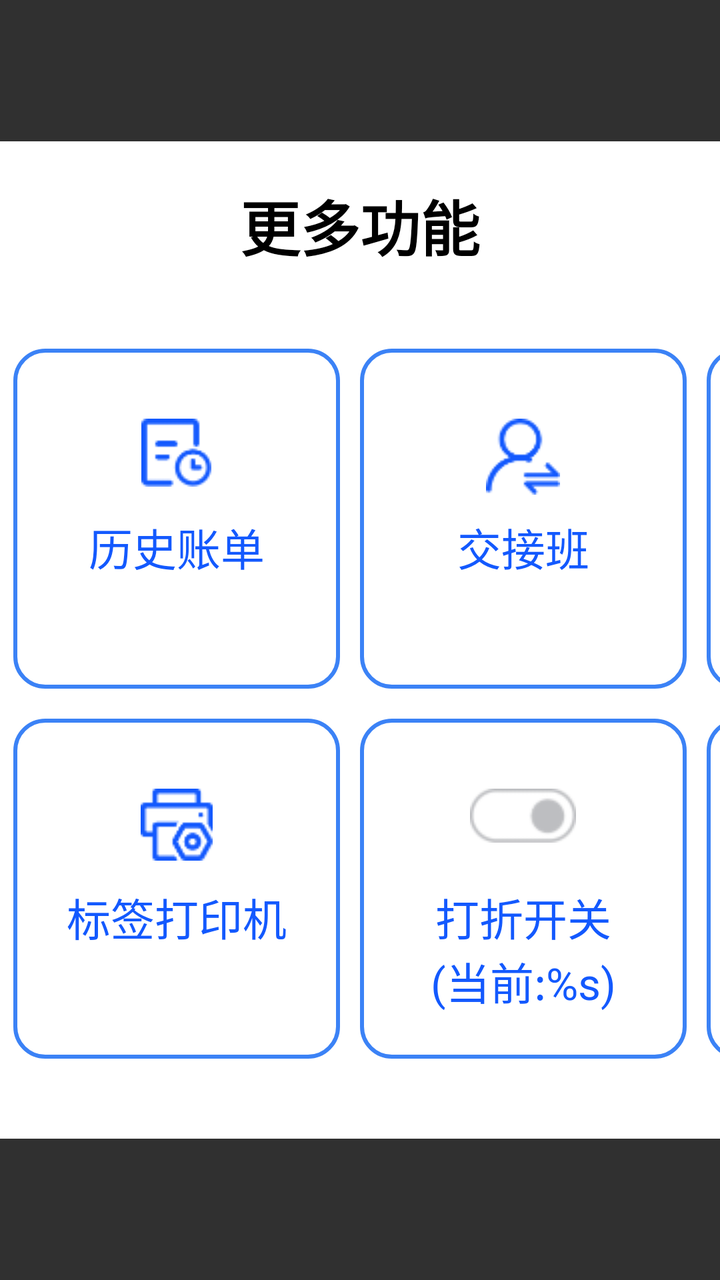
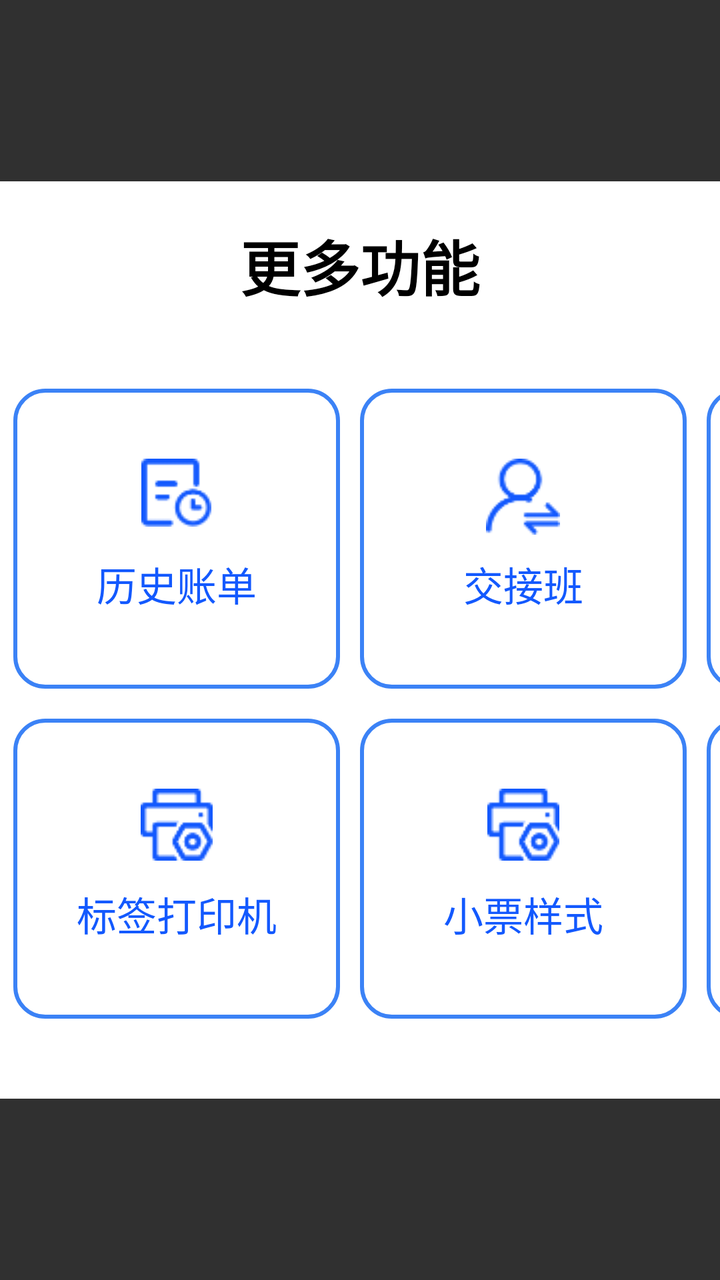

Before-and-after screenshots of an Android layout around one commit, followed by the original layout XML and the change that was made.
<!-- AndroidManifest.xml: application theme Base.Theme.UHMCS -->
<!-- res/layout/popupwindow_more_function.xml -->
<?xml version="1.0" encoding="utf-8"?>
<LinearLayout xmlns:android="http://schemas.android.com/apk/res/android"
    xmlns:app="http://schemas.android.com/apk/res-auto"
    android:orientation="vertical"
    android:layout_width="match_parent"
    android:layout_height="match_parent"
    android:gravity="center"
    android:id="@+id/all_view">

    <LinearLayout
        android:clickable="true"
        android:focusable="true"
        android:padding="20dp"
        android:layout_width="1080dp"
        android:layout_height="wrap_content"
        android:orientation="vertical"
        android:background="@drawable/white_bg">

        <RelativeLayout
            android:layout_marginBottom="20dp"
            android:layout_width="match_parent"
            android:layout_height="wrap_content">

            <TextView
                android:id="@+id/hint_tv"
                android:layout_width="wrap_content"
                android:layout_height="wrap_content"
                android:textColor="@color/black"
                android:textSize="30dp"
                android:text="@string/more_features"
                android:textStyle="bold"
                android:layout_centerInParent="true" />

            <ImageView
                android:id="@+id/guanbi_btn"
                android:layout_centerVertical="true"
                android:layout_width="40dp"
                android:layout_height="40dp"
                android:src="@drawable/guanbi"
                android:layout_alignParentRight="true" />
        </RelativeLayout>

        <LinearLayout
            android:layout_marginTop="20dp"
            android:layout_marginBottom="5dp"
            android:layout_width="match_parent"
            android:layout_height="wrap_content"
            android:orientation="horizontal"
            android:gravity="center_vertical">

            <LinearLayout
                android:layout_marginRight="10dp"
                android:id="@+id/tongbushuju_btn"
                android:background="@drawable/num_btn_bg1"
                android:layout_width="0dp"
                android:layout_weight="1"
                android:layout_height="170dp"
                android:orientation="vertical"
                android:gravity="center_horizontal"
                android:paddingTop="35dp">
                <TextView
                    android:drawableTop="@drawable/shuaxin_iv_blue"
                    android:drawablePadding="10dp"
                    android:layout_width="wrap_content"
                    android:layout_height="wrap_content"
                    android:textColor="#FF1359FE"
                    android:textSize="22dp"
                    android:text="@string/sync_data"
                    android:gravity="center" />
            </LinearLayout>

            <LinearLayout
                android:layout_marginRight="10dp"
                android:id="@+id/bianqiandaying_btn"
                android:background="@drawable/num_btn_bg1"
                android:layout_width="0dp"
                android:layout_weight="1"
                android:layout_height="170dp"
                android:orientation="vertical"
                android:gravity="center_horizontal"
                android:paddingTop="35dp">
                <TextView
                    android:drawableTop="@drawable/biaoqiandayin_iv"
                    android:drawablePadding="@dimen/dp_10"
                    android:layout_width="wrap_content"
                    android:layout_height="wrap_content"
                    android:textColor="#FF1359FE"
                    android:textSize="22dp"
                    android:text="@string/label_printing"
                    android:gravity="center" />
            </LinearLayout>

            <LinearLayout
                android:visibility="gone"
                android:layout_marginRight="10dp"
                android:id="@+id/shangpinruku_btn"
                android:background="@drawable/num_btn_bg1"
                android:layout_width="0dp"
                android:layout_weight="1"
                android:layout_height="170dp"
                android:orientation="vertical"
                android:gravity="center">
                <TextView
                    android:drawableTop="@drawable/shuaxin_iv_blue"
                    android:drawablePadding="@dimen/dp_10"
                    android:layout_width="wrap_content"
                    android:layout_height="wrap_content"
                    android:textColor="#FF1359FE"
                    android:textSize="22dp"
                    android:text="@string/stock_in"
                    android:gravity="center" />
            </LinearLayout>

            <LinearLayout
                android:layout_marginRight="10dp"
                android:id="@+id/lishizhangdan_btn"
                android:background="@drawable/num_btn_bg1"
                android:layout_width="0dp"
                android:layout_weight="1"
                android:layout_height="170dp"
                android:orientation="vertical"
                android:gravity="center_horizontal"
                android:paddingTop="35dp">
                <TextView
                    android:drawableTop="@drawable/lishizhangdan_iv"
                    android:drawablePadding="14dp"
                    android:layout_width="wrap_content"
                    android:layout_height="wrap_content"
                    android:textColor="#FF1359FE"
                    android:textSize="22dp"
                    android:text="@string/order_history"
                    android:gravity="center" />
            </LinearLayout>

            <LinearLayout
                android:layout_marginRight="10dp"
                android:id="@+id/jiaojieban_btn"
                android:background="@drawable/num_btn_bg1"
                android:layout_width="0dp"
                android:layout_weight="1"
                android:layout_height="170dp"
                android:orientation="vertical"
                android:gravity="center_horizontal"
                android:paddingTop="35dp">
                <TextView
                    android:drawableTop="@drawable/jiaojiebao_iv"
                    android:drawablePadding="10dp"
                    android:layout_width="wrap_content"
                    android:layout_height="wrap_content"
                    android:textColor="#FF1359FE"
                    android:textSize="22dp"
                    android:text="交接班"
                    android:gravity="center" />
            </LinearLayout>

            <LinearLayout
                android:layout_marginRight="10dp"
                android:id="@+id/huobishezhi_btn"
                android:background="@drawable/num_btn_bg1"
                android:layout_width="0dp"
                android:layout_weight="1"
                android:layout_height="170dp"
                android:orientation="vertical"
                android:gravity="center_horizontal"
                android:paddingTop="35dp">
                <TextView
                    android:drawableTop="@drawable/yuyan_iv"
                    android:drawablePadding="12dp"
                    android:layout_width="wrap_content"
                    android:layout_height="wrap_content"
                    android:textColor="#FF1359FE"
                    android:textSize="22dp"
                    android:text="货币设置"
                    android:gravity="center" />
            </LinearLayout>

            <LinearLayout
                android:layout_marginRight="10dp"
                android:id="@+id/yuyangshezhi_btn"
                android:background="@drawable/num_btn_bg1"
                android:layout_width="0dp"
                android:layout_weight="1"
                android:layout_height="170dp"
                android:orientation="vertical"
                android:gravity="center_horizontal"
                android:paddingTop="35dp">
                <TextView
                    android:drawableTop="@drawable/yuyan_iv"
                    android:drawablePadding="12dp"
                    android:layout_width="wrap_content"
                    android:layout_height="wrap_content"
                    android:textColor="#FF1359FE"
                    android:textSize="22dp"
                    android:text="@string/language_settings"
                    android:gravity="center" />
            </LinearLayout>

        </LinearLayout>

        <LinearLayout
            android:visibility="visible"
            android:layout_marginTop="10dp"
            android:layout_marginBottom="20dp"
            android:layout_width="match_parent"
            android:layout_height="wrap_content"
            android:orientation="horizontal"
            android:gravity="center_vertical">

            <LinearLayout
                android:layout_marginRight="10dp"
                android:id="@+id/pos_setting_btn"
                android:background="@drawable/num_btn_bg1"
                android:layout_width="0dp"
                android:layout_weight="1"
                android:layout_height="170dp"
                android:orientation="vertical"
                android:gravity="center_horizontal"
                android:paddingTop="35dp">
                <TextView
                    android:drawableTop="@drawable/gengduo"
                    android:drawablePadding="12dp"
                    android:layout_width="wrap_content"
                    android:layout_height="wrap_content"
                    android:textColor="#FF1359FE"
                    android:textSize="22dp"
                    android:text="POS 设置"
                    android:gravity="center" />
            </LinearLayout>

            <LinearLayout
                android:layout_marginRight="10dp"
                android:id="@+id/zhangdandayingji_btn"
                android:background="@drawable/num_btn_bg1"
                android:layout_width="0dp"
                android:layout_weight="1"
                android:layout_height="170dp"
                android:orientation="vertical"
                android:gravity="center_horizontal"
                android:paddingTop="35dp">
                <TextView
                    android:drawableTop="@drawable/zhangdan_iv"
                    android:drawablePadding="12dp"
                    android:layout_width="wrap_content"
                    android:layout_height="wrap_content"
                    android:textColor="#FF1359FE"
                    android:textSize="22dp"
                    android:text="@string/receipt_printer_setup"
                    android:gravity="center" />
            </LinearLayout>

            <LinearLayout
                android:layout_marginRight="10dp"
                android:id="@+id/bianqiandayingji_btn"
                android:background="@drawable/num_btn_bg1"
                android:layout_width="0dp"
                android:layout_weight="1"
                android:layout_height="170dp"
                android:orientation="vertical"
                android:gravity="center_horizontal"
                android:paddingTop="35dp">
                <TextView
                    android:drawableTop="@drawable/biaoqian_iv"
                    android:drawablePadding="12dp"
                    android:layout_width="wrap_content"
                    android:layout_height="wrap_content"
                    android:textColor="#FF1359FE"
                    android:textSize="22dp"
                    android:text="@string/label_printer_setup"
                    android:gravity="center" />
            </LinearLayout>

            <LinearLayout
                android:layout_marginRight="10dp"
                android:id="@+id/dazhekaiguan_btn"
                android:background="@drawable/num_btn_bg1"
                android:layout_width="0dp"
                android:layout_weight="1"
                android:layout_height="170dp"
                android:orientation="vertical"
                android:gravity="center_horizontal"
                android:paddingTop="35dp">
                <ImageView
                    android:id="@+id/dazhekaiguan_iv"
                    android:layout_width="wrap_content"
                    android:layout_height="wrap_content"
                    android:src="@drawable/kaiguan_iv"/>
                <TextView
                    android:id="@+id/dazhekaiguan_tv"
                    android:layout_marginTop="21dp"
                    android:layout_width="wrap_content"
                    android:layout_height="wrap_content"
                    android:textColor="#FF1359FE"
                    android:textSize="22dp"
                    android:text="@string/discount_toggle"
                    android:gravity="center" />
            </LinearLayout>

            <LinearLayout
                android:layout_marginRight="10dp"
                android:id="@+id/xiaopiaoyangshi_btn"
                android:background="@drawable/num_btn_bg1"
                android:layout_width="0dp"
                android:layout_weight="1"
                android:layout_height="170dp"
                android:orientation="vertical"
                android:gravity="center_horizontal"
                android:paddingTop="35dp">
                <TextView
                    android:drawableTop="@drawable/zhangdan_iv"
                    android:drawablePadding="12dp"
                    android:layout_width="wrap_content"
                    android:layout_height="wrap_content"
                    android:textColor="#FF1359FE"
                    android:textSize="22dp"
                    android:text="小票样式"
                    android:gravity="center" />
            </LinearLayout>

            <LinearLayout
                android:layout_marginRight="10dp"
                android:id="@+id/tuichudenglv_btn"
                android:background="@drawable/num_btn_bg3"
                android:layout_width="0dp"
                android:layout_weight="1"
                android:layout_height="170dp"
                android:orientation="vertical"
                android:gravity="center_horizontal"
                android:paddingTop="35dp">
                <TextView
                    android:drawableTop="@drawable/login_out_iv"
                    android:drawablePadding="15dp"
                    android:layout_width="wrap_content"
                    android:layout_height="wrap_content"
                    android:textColor="#FFFF4159"
                    android:textSize="22dp"
                    android:text="@string/log_out"
                    android:gravity="center"/>
            </LinearLayout>

            <TextView
                android:visibility="gone"
                android:id="@+id/shangpindianji_btn"
                android:layout_marginRight="10dp"
                android:layout_width="0dp"
                android:layout_weight="1"
                android:layout_height="170dp"
                android:background="@drawable/blue_bg4"
                android:textColor="@color/white"
                android:textSize="20dp"
                android:textStyle="bold"
                android:text="@string/shangpinkaiguan"
                android:gravity="center"/>
            <TextView
                android:visibility="gone"
                android:id="@+id/zhifushengzhi_btn"
                android:layout_marginRight="10dp"
                android:layout_width="0dp"
                android:layout_weight="1"
                android:layout_height="170dp"
                android:background="@drawable/blue_bg4"
                android:textColor="@color/white"
                android:textSize="25dp"
                android:textStyle="bold"
                android:text="支付设置"
                android:gravity="center"/>
            <TextView
                android:visibility="gone"
                android:id="@+id/huiyuanchongzhi_btn"
                android:layout_marginRight="10dp"
                android:layout_width="0dp"
                android:layout_weight="1"
                android:layout_height="170dp"
                android:background="@drawable/blue_bg4"
                android:textColor="@color/white"
                android:textSize="25dp"
                android:textStyle="bold"
                android:text="会员充值"
                android:gravity="center"/>
            <TextView
                android:visibility="gone"
                android:id="@+id/qianxiangshezhi_btn"
                android:layout_marginRight="10dp"
                android:layout_width="0dp"
                android:layout_weight="1"
                android:layout_height="170dp"
                android:background="@drawable/blue_bg4"
                android:textColor="@color/white"
                android:textSize="25dp"
                android:textStyle="bold"
                android:text="钱箱设置"
                android:gravity="center"/>

        </LinearLayout>
    </LinearLayout>
</LinearLayout>
<!-- resources referenced by this layout -->
<resources>
  <color name="black">#FF000000</color>
  <color name="white">#FFFFFFFF</color>
  <!-- drawable blue_bg4 (drawable) -->
  <?xml version="1.0" encoding="UTF-8"?>
  <shape xmlns:android="http://schemas.android.com/apk/res/android"
      android:shape="rectangle" >
  
      
      <solid android:color="#409eff" />
      
  
  
      
  
      
      <corners android:radius="16dp" />
      
  
  
  
  
  
  
  </shape>
  <!-- drawable num_btn_bg1 (drawable) -->
  <?xml version="1.0" encoding="utf-8"?>
  <selector xmlns:android="http://schemas.android.com/apk/res/android">
      <item android:drawable="@drawable/blue_line4" android:state_pressed="true"/>
      <item android:drawable="@drawable/blue_line3" android:state_pressed="false"/>
  </selector>
  <!-- drawable num_btn_bg3 (drawable) -->
  <?xml version="1.0" encoding="utf-8"?>
  <selector xmlns:android="http://schemas.android.com/apk/res/android">
      <item android:drawable="@drawable/red_line3" android:state_pressed="true"/>
      <item android:drawable="@drawable/red_line2" android:state_pressed="false"/>
  </selector>
  <!-- drawable white_bg (drawable) -->
  <?xml version="1.0" encoding="UTF-8"?>
  <shape xmlns:android="http://schemas.android.com/apk/res/android"
      android:shape="rectangle" >
  
      
      <solid android:color="@color/white" />
      
  
  
      
  
      
      <corners android:radius="10dp" />
      
  
  
  
  
  
  
  </shape>
  <string name="discount_toggle">打折开关\n(当前:%s)</string>
  <string name="label_printer_setup">标签打印机</string>
  <string name="label_printing">标签打印</string>
  <string name="language_settings">语言设置</string>
  <string name="log_out">退出登录</string>
  <string name="more_features">更多功能</string>
  <string name="order_history">历史账单</string>
  <string name="receipt_printer_setup">账单打印机</string>
  <string name="shangpinkaiguan">商品点击开关\n(当前:%s)</string>
  <string name="stock_in">商品入库</string>
  <string name="sync_data">同步数据</string>
  <style name="Base.Theme.UHMCS" parent="Theme.AppCompat.NoActionBar">
          
          
          <item name="android:windowFullscreen">true</item>
          <item name="android:windowContentOverlay">@null</item>
          <item name="colorControlActivated">@color/black</item> 
  
  
  
  
      </style>
  <!-- drawable blue_line4 (drawable) -->
  <?xml version="1.0" encoding="UTF-8"?>
  <selector xmlns:android="http://schemas.android.com/apk/res/android">
      <item >
          <shape android:shape="rectangle">
              <stroke android:width="2dp" android:color="#FF3B82F6" />
              <solid android:color="#FFDEF1FF" />
              <corners android:radius="15dp" />
          </shape>
      </item>
  
  
  </selector>
  <!-- drawable blue_line3 (drawable) -->
  <?xml version="1.0" encoding="UTF-8"?>
  <selector xmlns:android="http://schemas.android.com/apk/res/android">
      <item >
          <shape android:shape="rectangle">
              <stroke android:width="2dp" android:color="#FF3B82F6" />
              <solid android:color="#ffffffff" />
              <corners android:radius="15dp" />
          </shape>
      </item>
  
  
  </selector>
  <!-- drawable red_line3 (drawable) -->
  <?xml version="1.0" encoding="UTF-8"?>
  <selector xmlns:android="http://schemas.android.com/apk/res/android">
      <item >
          <shape android:shape="rectangle">
              <stroke android:width="2dp" android:color="#ffef4444" />
              <solid android:color="#fffff3f3" />
              <corners android:radius="15dp" />
          </shape>
      </item>
  
  
  </selector>
  <!-- drawable red_line2 (drawable) -->
  <?xml version="1.0" encoding="UTF-8"?>
  <selector xmlns:android="http://schemas.android.com/apk/res/android">
      <item >
          <shape android:shape="rectangle">
              <stroke android:width="2dp" android:color="#ffef4444" />
              <solid android:color="#ffffffff" />
              <corners android:radius="15dp" />
          </shape>
      </item>
  
  
  </selector>
  <!-- unchanged entries left out for length: 11 -->
</resources>

<!-- the commit's change to res/layout/popupwindow_more_function.xml (unified diff, before → after) -->
@@ -54,7 +54,7 @@
                 android:background="@drawable/num_btn_bg1"
                 android:layout_width="0dp"
                 android:layout_weight="1"
-                android:layout_height="170dp"
+                android:layout_height="150dp"
                 android:orientation="vertical"
                 android:gravity="center_horizontal"
                 android:paddingTop="35dp">
@@ -64,7 +64,7 @@
                     android:layout_width="wrap_content"
                     android:layout_height="wrap_content"
                     android:textColor="#FF1359FE"
-                    android:textSize="22dp"
+                    android:textSize="20sp"
                     android:text="@string/sync_data"
                     android:gravity="center" />
             </LinearLayout>
@@ -75,7 +75,7 @@
                 android:background="@drawable/num_btn_bg1"
                 android:layout_width="0dp"
                 android:layout_weight="1"
-                android:layout_height="170dp"
+                android:layout_height="150dp"
                 android:orientation="vertical"
                 android:gravity="center_horizontal"
                 android:paddingTop="35dp">
@@ -85,7 +85,7 @@
                     android:layout_width="wrap_content"
                     android:layout_height="wrap_content"
                     android:textColor="#FF1359FE"
-                    android:textSize="22dp"
+                    android:textSize="20sp"
                     android:text="@string/label_printing"
                     android:gravity="center" />
             </LinearLayout>
@@ -117,7 +117,7 @@
                 android:background="@drawable/num_btn_bg1"
                 android:layout_width="0dp"
                 android:layout_weight="1"
-                android:layout_height="170dp"
+                android:layout_height="150dp"
                 android:orientation="vertical"
                 android:gravity="center_horizontal"
                 android:paddingTop="35dp">
@@ -127,7 +127,7 @@
                     android:layout_width="wrap_content"
                     android:layout_height="wrap_content"
                     android:textColor="#FF1359FE"
-                    android:textSize="22dp"
+                    android:textSize="20sp"
                     android:text="@string/order_history"
                     android:gravity="center" />
             </LinearLayout>
@@ -138,7 +138,7 @@
                 android:background="@drawable/num_btn_bg1"
                 android:layout_width="0dp"
                 android:layout_weight="1"
-                android:layout_height="170dp"
+                android:layout_height="150dp"
                 android:orientation="vertical"
                 android:gravity="center_horizontal"
                 android:paddingTop="35dp">
@@ -148,8 +148,8 @@
                     android:layout_width="wrap_content"
                     android:layout_height="wrap_content"
                     android:textColor="#FF1359FE"
-                    android:textSize="22dp"
-                    android:text="交接班"
+                    android:textSize="20sp"
+                    android:text="@string/shiftover"
                     android:gravity="center" />
             </LinearLayout>
 
@@ -159,7 +159,7 @@
                 android:background="@drawable/num_btn_bg1"
                 android:layout_width="0dp"
                 android:layout_weight="1"
-                android:layout_height="170dp"
+                android:layout_height="150dp"
                 android:orientation="vertical"
                 android:gravity="center_horizontal"
                 android:paddingTop="35dp">
@@ -169,8 +169,8 @@
                     android:layout_width="wrap_content"
                     android:layout_height="wrap_content"
                     android:textColor="#FF1359FE"
-                    android:textSize="22dp"
-                    android:text="货币设置"
+                    android:textSize="20sp"
+                    android:text="@string/currencyset"
                     android:gravity="center" />
             </LinearLayout>
 
@@ -180,7 +180,7 @@
                 android:background="@drawable/num_btn_bg1"
                 android:layout_width="0dp"
                 android:layout_weight="1"
-                android:layout_height="170dp"
+                android:layout_height="150dp"
                 android:orientation="vertical"
                 android:gravity="center_horizontal"
                 android:paddingTop="35dp">
@@ -190,7 +190,7 @@
                     android:layout_width="wrap_content"
                     android:layout_height="wrap_content"
                     android:textColor="#FF1359FE"
-                    android:textSize="22dp"
+                    android:textSize="20sp"
                     android:text="@string/language_settings"
                     android:gravity="center" />
             </LinearLayout>
@@ -212,7 +212,7 @@
                 android:background="@drawable/num_btn_bg1"
                 android:layout_width="0dp"
                 android:layout_weight="1"
-                android:layout_height="170dp"
+                android:layout_height="150dp"
                 android:orientation="vertical"
                 android:gravity="center_horizontal"
                 android:paddingTop="35dp">
@@ -222,8 +222,8 @@
                     android:layout_width="wrap_content"
                     android:layout_height="wrap_content"
                     android:textColor="#FF1359FE"
-                    android:textSize="22dp"
-                    android:text="POS 设置"
+                    android:textSize="20sp"
+                    android:text="@string/possetting"
                     android:gravity="center" />
             </LinearLayout>
 
@@ -233,7 +233,7 @@
                 android:background="@drawable/num_btn_bg1"
                 android:layout_width="0dp"
                 android:layout_weight="1"
-                android:layout_height="170dp"
+                android:layout_height="150dp"
                 android:orientation="vertical"
                 android:gravity="center_horizontal"
                 android:paddingTop="35dp">
@@ -243,7 +243,7 @@
                     android:layout_width="wrap_content"
                     android:layout_height="wrap_content"
                     android:textColor="#FF1359FE"
-                    android:textSize="22dp"
+                    android:textSize="20sp"
                     android:text="@string/receipt_printer_setup"
                     android:gravity="center" />
             </LinearLayout>
@@ -254,7 +254,7 @@
                 android:background="@drawable/num_btn_bg1"
                 android:layout_width="0dp"
                 android:layout_weight="1"
-                android:layout_height="170dp"
+                android:layout_height="150dp"
                 android:orientation="vertical"
                 android:gravity="center_horizontal"
                 android:paddingTop="35dp">
@@ -264,18 +264,39 @@
                     android:layout_width="wrap_content"
                     android:layout_height="wrap_content"
                     android:textColor="#FF1359FE"
-                    android:textSize="22dp"
+                    android:textSize="20sp"
                     android:text="@string/label_printer_setup"
                     android:gravity="center" />
             </LinearLayout>
 
             <LinearLayout
                 android:layout_marginRight="10dp"
+                android:id="@+id/xiaopiaoyangshi_btn"
+                android:background="@drawable/num_btn_bg1"
+                android:layout_width="0dp"
+                android:layout_weight="1"
+                android:layout_height="150dp"
+                android:orientation="vertical"
+                android:gravity="center_horizontal"
+                android:paddingTop="35dp">
+                <TextView
+                    android:drawableTop="@drawable/zhangdan_iv"
+                    android:drawablePadding="12dp"
+                    android:layout_width="wrap_content"
+                    android:layout_height="wrap_content"
+                    android:textColor="#FF1359FE"
+                    android:textSize="20sp"
+                    android:text="@string/receiptstyle"
+                    android:gravity="center" />
+            </LinearLayout>
+
+            <LinearLayout
+                android:layout_marginRight="10dp"
                 android:id="@+id/dazhekaiguan_btn"
                 android:background="@drawable/num_btn_bg1"
                 android:layout_width="0dp"
                 android:layout_weight="1"
-                android:layout_height="170dp"
+                android:layout_height="150dp"
                 android:orientation="vertical"
                 android:gravity="center_horizontal"
                 android:paddingTop="35dp">
@@ -290,31 +311,12 @@
                     android:layout_width="wrap_content"
                     android:layout_height="wrap_content"
                     android:textColor="#FF1359FE"
-                    android:textSize="22dp"
+                    android:textSize="20sp"
                     android:text="@string/discount_toggle"
                     android:gravity="center" />
             </LinearLayout>
 
-            <LinearLayout
-                android:layout_marginRight="10dp"
-                android:id="@+id/xiaopiaoyangshi_btn"
-                android:background="@drawable/num_btn_bg1"
-                android:layout_width="0dp"
-                android:layout_weight="1"
-                android:layout_height="170dp"
-                android:orientation="vertical"
-                android:gravity="center_horizontal"
-                android:paddingTop="35dp">
-                <TextView
-                    android:drawableTop="@drawable/zhangdan_iv"
-                    android:drawablePadding="12dp"
-                    android:layout_width="wrap_content"
-                    android:layout_height="wrap_content"
-                    android:textColor="#FF1359FE"
-                    android:textSize="22dp"
-                    android:text="小票样式"
-                    android:gravity="center" />
-            </LinearLayout>
+
 
             <LinearLayout
                 android:layout_marginRight="10dp"
@@ -322,7 +324,7 @@
                 android:background="@drawable/num_btn_bg3"
                 android:layout_width="0dp"
                 android:layout_weight="1"
-                android:layout_height="170dp"
+                android:layout_height="150dp"
                 android:orientation="vertical"
                 android:gravity="center_horizontal"
                 android:paddingTop="35dp">
@@ -332,7 +334,7 @@
                     android:layout_width="wrap_content"
                     android:layout_height="wrap_content"
                     android:textColor="#FFFF4159"
-                    android:textSize="22dp"
+                    android:textSize="20sp"
                     android:text="@string/log_out"
                     android:gravity="center"/>
             </LinearLayout>
<!-- resource entries referenced after the edit -->
@@ -58,6 +58,7 @@
   
   
   </shape>
+  <string name="currencyset">"货币设置"</string>
   <string name="discount_toggle">打折开关\n(当前:%s)</string>
   <string name="label_printer_setup">标签打印机</string>
   <string name="label_printing">标签打印</string>
@@ -65,8 +66,11 @@
   <string name="log_out">退出登录</string>
   <string name="more_features">更多功能</string>
   <string name="order_history">历史账单</string>
+  <string name="possetting">"POS设置"</string>
   <string name="receipt_printer_setup">账单打印机</string>
+  <string name="receiptstyle">"小票样式"</string>
   <string name="shangpinkaiguan">商品点击开关\n(当前:%s)</string>
+  <string name="shiftover">"交接班"</string>
   <string name="stock_in">商品入库</string>
   <string name="sync_data">同步数据</string>
   <style name="Base.Theme.UHMCS" parent="Theme.AppCompat.NoActionBar">
